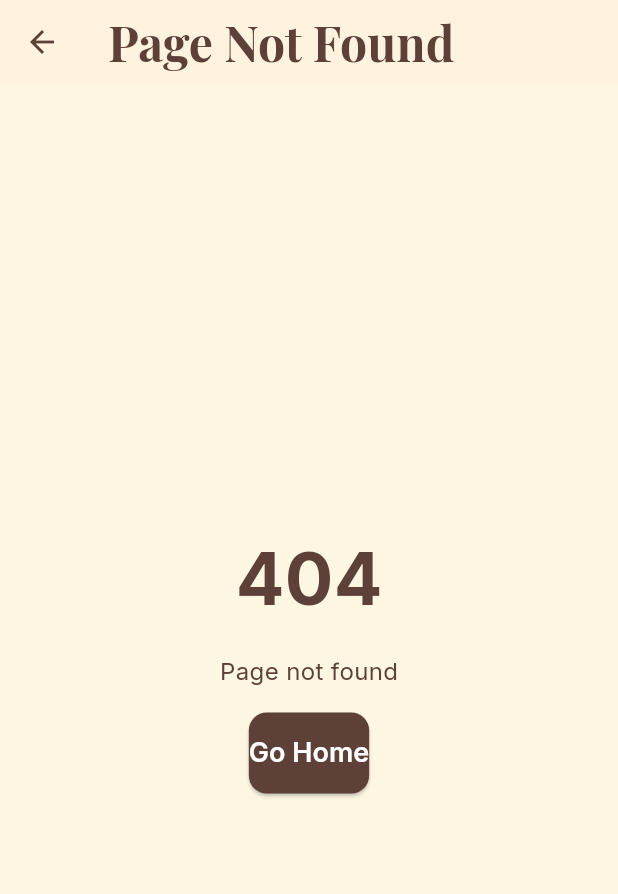
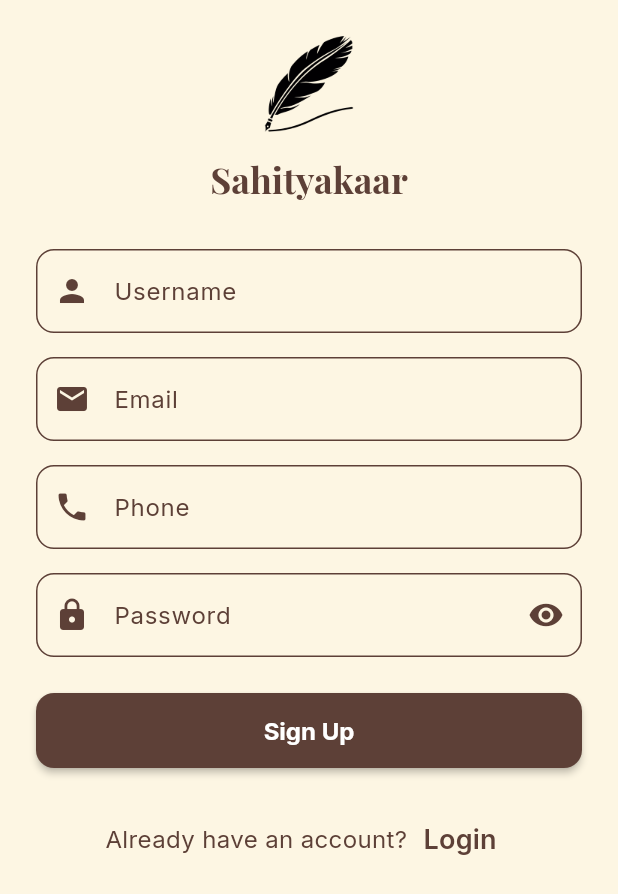
Before and after one commit to parthakre-114/sahityakaar_flutter, a Flutter app: the screen it shows after launch, after a tap on "Register", on a phone screen of 412 x 824 dp. Shown: the top 894 px of the screen. Run offline on Flutter 3.47's test engine with Material 3 defaults, Android fonts, the light colour scheme and no system bars; our stand-ins replace flutter_dotenv, flutter_riverpod, google_fonts, supabase_flutter; accounts and stored records are empty.

Commit message:
registration

```diff
--- a/sahityakaar/lib/src/app.dart
+++ b/sahityakaar/lib/src/app.dart
@@ -1,12 +1,13 @@
 import 'package:flutter/material.dart';
 import 'package:flutter_riverpod/flutter_riverpod.dart';
 import '../theme.dart';
+import 'providers/auth_provider.dart';
 import 'screens/home/home_screen.dart';
 import 'screens/auth/login_screen.dart';
 import 'screens/profile/profile_screen.dart';
 import 'screens/not_found.dart';
 import 'screens/index_screen.dart';
-import 'providers/auth_provider.dart';
+import 'screens/auth/register.dart';
 
 class App extends ConsumerWidget {
   const App({super.key});
@@ -42,9 +43,12 @@ class App extends ConsumerWidget {
                 return isAuthenticated ? const HomeScreen() : const IndexScreen();
               case '/login':
                 return isAuthenticated ? const HomeScreen() : const LoginScreen();
+
               case '/profile':
                 // Redirect to login if trying to access protected routes while unauthenticated
                 return isAuthenticated ? const ProfileScreen() : const LoginScreen();
+              case '/register':
+                return isAuthenticated ? const HomeScreen() : const RegisterScreen();
               default:
                 return const NotFoundScreen();
             }
--- /dev/null
+++ b/sahityakaar/lib/src/screens/auth/register.dart
@@ -0,0 +1,269 @@
+import 'package:flutter/material.dart';
+import 'package:flutter_riverpod/flutter_riverpod.dart';
+import 'package:supabase_flutter/supabase_flutter.dart';
+
+class RegisterScreen extends ConsumerStatefulWidget {
+  const RegisterScreen({super.key});
+
+  @override
+  ConsumerState<RegisterScreen> createState() => _RegisterScreenState();
+}
+
+class _RegisterScreenState extends ConsumerState<RegisterScreen> {
+  final _formKey = GlobalKey<FormState>();
+  final _usernameController = TextEditingController();
+  final _emailController = TextEditingController();
+  final _phoneController = TextEditingController();
+  final _passwordController = TextEditingController();
+  bool _isLoading = false;
+  bool _obscurePassword = true;
+
+  @override
+  void dispose() {
+    _usernameController.dispose();
+    _emailController.dispose();
+    _phoneController.dispose();
+    _passwordController.dispose();
+    super.dispose();
+  }
+
+  Future<void> _signUp() async {
+    if (!_formKey.currentState!.validate()) return;
+
+    setState(() => _isLoading = true);
+
+    try {
+      // 1. Sign up the user with Supabase Auth
+      final AuthResponse response = await Supabase.instance.client.auth.signUp(
+        email: _emailController.text,
+        password: _passwordController.text,
+        data: {
+          'username': _usernameController.text,
+          'phone': _phoneController.text,
+        },
+      );
+
+      final user = response.user;
+      if (user != null) {
+        // 2. Insert additional user data into 'users' table
+        await Supabase.instance.client.from('users').insert({
+          'uuid': user.id, // Changed from 'id' to 'uuid'
+          'username': _usernameController.text,
+          'email': _emailController.text,
+          'phone': _phoneController.text,
+        });
+
+        if (mounted) {
+          ScaffoldMessenger.of(context).showSnackBar(
+            const SnackBar(
+              content: Text(
+                'Registration successful! Please verify your email.',
+              ),
+              backgroundColor: Colors.green,
+            ),
+          );
+          Navigator.pushReplacementNamed(context, '/login');
+        }
+      }
+    } catch (e) {
+      if (mounted) {
+        print('Registration error: $e'); // For debugging
+        ScaffoldMessenger.of(context).showSnackBar(
+          SnackBar(
+            content: Text('Error: ${e.toString()}'),
+            backgroundColor: Colors.red,
+          ),
+        );
+      }
+    } finally {
+      if (mounted) setState(() => _isLoading = false);
+    }
+  }
+
+  @override
+  Widget build(BuildContext context) {
+    final theme = Theme.of(context);
+
+    return Scaffold(
+      body: SafeArea(
+        child: SingleChildScrollView(
+          child: Padding(
+            padding: const EdgeInsets.all(24.0),
+            child: Column(
+              children: [
+                // Logo and App Name
+                Center(
+                  child: Column(
+                    children: [
+                      Image.asset(
+                        'assets/images/logo.png',
+                        width: 64,
+                        height: 64,
+                      ),
+                      const SizedBox(height: 16),
+                      Text(
+                        'Sahityakaar',
+                        style: theme.textTheme.titleLarge?.copyWith(
+                          fontWeight: FontWeight.bold,
+                          fontSize: 24,
+                        ),
+                      ),
+                    ],
+                  ),
+                ),
+
+                const SizedBox(height: 32),
+
+                // Registration Form
+                Form(
+                  key: _formKey,
+                  child: Column(
+                    crossAxisAlignment: CrossAxisAlignment.stretch,
+                    children: [
+                      TextFormField(
+                        controller: _usernameController,
+                        decoration: InputDecoration(
+                          labelText: 'Username',
+                          prefixIcon: const Icon(Icons.person),
+                          border: OutlineInputBorder(
+                            borderRadius: BorderRadius.circular(12),
+                          ),
+                        ),
+                        validator: (value) {
+                          if (value == null || value.isEmpty) {
+                            return 'Please enter a username';
+                          }
+                          return null;
+                        },
+                      ),
+                      const SizedBox(height: 16),
+                      TextFormField(
+                        controller: _emailController,
+                        decoration: InputDecoration(
+                          labelText: 'Email',
+                          prefixIcon: const Icon(Icons.email),
+                          border: OutlineInputBorder(
+                            borderRadius: BorderRadius.circular(12),
+                          ),
+                        ),
+                        keyboardType: TextInputType.emailAddress,
+                        validator: (value) {
+                          if (value == null || value.isEmpty) {
+                            return 'Please enter your email';
+                          }
+                          if (!value.contains('@')) {
+                            return 'Please enter a valid email';
+                          }
+                          return null;
+                        },
+                      ),
+                      const SizedBox(height: 16),
+                      TextFormField(
+                        controller: _phoneController,
+                        decoration: InputDecoration(
+                          labelText: 'Phone',
+                          prefixIcon: const Icon(Icons.phone),
+                          border: OutlineInputBorder(
+                            borderRadius: BorderRadius.circular(12),
+                          ),
+                        ),
+                        keyboardType: TextInputType.phone,
+                        validator: (value) {
+                          if (value == null || value.isEmpty) {
+                            return 'Please enter your phone number';
+                          }
+                          return null;
+                        },
+                      ),
+                      const SizedBox(height: 16),
+                      TextFormField(
+                        controller: _passwordController,
+                        decoration: InputDecoration(
+                          labelText: 'Password',
+                          prefixIcon: const Icon(Icons.lock),
+                          suffixIcon: IconButton(
+                            icon: Icon(
+                              _obscurePassword
+                                  ? Icons.visibility
+                                  : Icons.visibility_off,
+                            ),
+                            onPressed: () {
+                              setState(() {
+                                _obscurePassword = !_obscurePassword;
+                              });
+                            },
+                          ),
+                          border: OutlineInputBorder(
+                            borderRadius: BorderRadius.circular(12),
+                          ),
+                        ),
+                        obscureText: _obscurePassword,
+                        validator: (value) {
+                          if (value == null || value.isEmpty) {
+                            return 'Please enter a password';
+                          }
+                          if (value.length < 6) {
+                            return 'Password must be at least 6 characters';
+                          }
+                          return null;
+                        },
+                      ),
+                      const SizedBox(height: 24),
+                      SizedBox(
+                        height: 50,
+                        child: ElevatedButton(
+                          onPressed: _isLoading ? null : _signUp,
+                          style: ElevatedButton.styleFrom(
+                            backgroundColor: Theme.of(context).primaryColor,
+                            foregroundColor: Colors.white,
+                            shape: RoundedRectangleBorder(
+                              borderRadius: BorderRadius.circular(12),
+                            ),
+                            elevation: 2,
+                            padding: const EdgeInsets.symmetric(vertical: 12),
+                          ),
+                          child: _isLoading
+                              ? const SizedBox(
+                                  height: 20,
+                                  width: 20,
+                                  child: CircularProgressIndicator(
+                                    strokeWidth: 2,
+                                    color: Colors.white,
+                                  ),
+                                )
+                              : const Text(
+                                  'Sign Up',
+                                  style: TextStyle(
+                                    fontSize: 16,
+                                    fontWeight: FontWeight.bold,
+                                  ),
+                                ),
+                        ),
+                      ),
+                    ],
+                  ),
+                ),
+
+                const SizedBox(height: 24),
+
+                // Login Option
+                Row(
+                  mainAxisAlignment: MainAxisAlignment.center,
+                  children: [
+                    const Text('Already have an account?'),
+                    TextButton(
+                      onPressed: () {
+                        Navigator.pushReplacementNamed(context, '/login');
+                      },
+                      child: const Text('Login'),
+                    ),
+                  ],
+                ),
+              ],
+            ),
+          ),
+        ),
+      ),
+    );
+  }
+}
```
